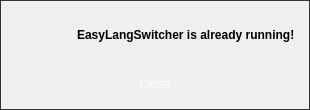
This is src/ui/forms/EasyLangSwitcher_warning.ui in egoisticdesire/EasyLangSwitcher as Qt 5 draws it before an edit. The edited form follows.
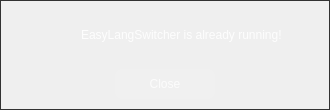
This is the edited form. Icons and pictures are not drawn.

Diff of the .ui file:
```diff
--- a/src/ui/forms/EasyLangSwitcher_warning.ui
+++ b/src/ui/forms/EasyLangSwitcher_warning.ui
@@ -6,19 +6,19 @@
    <rect>
     <x>0</x>
     <y>0</y>
-    <width>310</width>
+    <width>330</width>
     <height>110</height>
    </rect>
   </property>
   <property name="minimumSize">
    <size>
-    <width>310</width>
+    <width>330</width>
     <height>110</height>
    </size>
   </property>
   <property name="maximumSize">
    <size>
-    <width>310</width>
+    <width>330</width>
     <height>110</height>
    </size>
   </property>
@@ -46,12 +46,14 @@
      <property name="styleSheet">
       <string notr="true">QFrame#background_frame {
 border: 1px solid rgb(50, 50, 50);
-color: rgba(255, 255, 255, 225);
 background: transparent;
 }
+QFrame#background_frame QLabel {
+color: rgba(255, 255, 255, 225);
+}
 QFrame#background_frame QPushButton {
-padding: 4px 10px 5px 10px;
-border-radius: 8px;
+padding: 5px 10px;
+border-radius: 6px;
 color: rgba(255, 255, 255, 200);
 background: rgba(255, 255, 255, 10);
 }
@@ -189,11 +191,6 @@
         </item>
         <item row="0" column="1" colspan="2">
          <widget class="QLabel" name="text_label">
-          <property name="font">
-           <font>
-            <bold>true</bold>
-           </font>
-          </property>
           <property name="text">
            <string>EasyLangSwitcher is already running!</string>
           </property>
```
